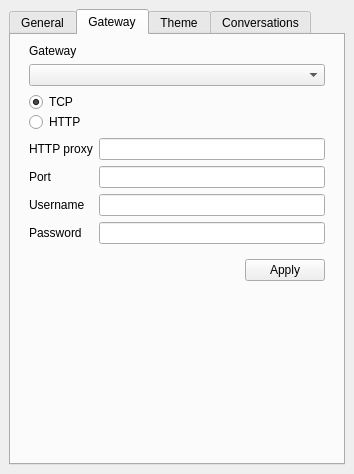
Qt form src/gui/dock_widgets/options.ui (marcbowes/mxitc) before a commit.
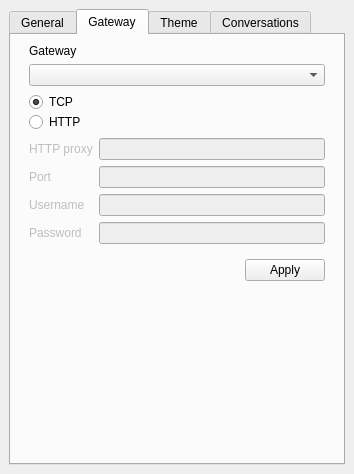
The same form after that commit. The open tabs and pages were chosen to show the change.

```diff
--- a/src/gui/dock_widgets/options.ui
+++ b/src/gui/dock_widgets/options.ui
@@ -133,6 +133,9 @@
            </item>
            <item>
             <widget class="QWidget" name="httpWidget" native="true">
+             <property name="enabled">
+              <bool>false</bool>
+             </property>
              <layout class="QGridLayout" name="gridLayout">
               <property name="topMargin">
                <number>0</number>
```
Left out of the diff: 2 changed lines with no effect on the pictures.
